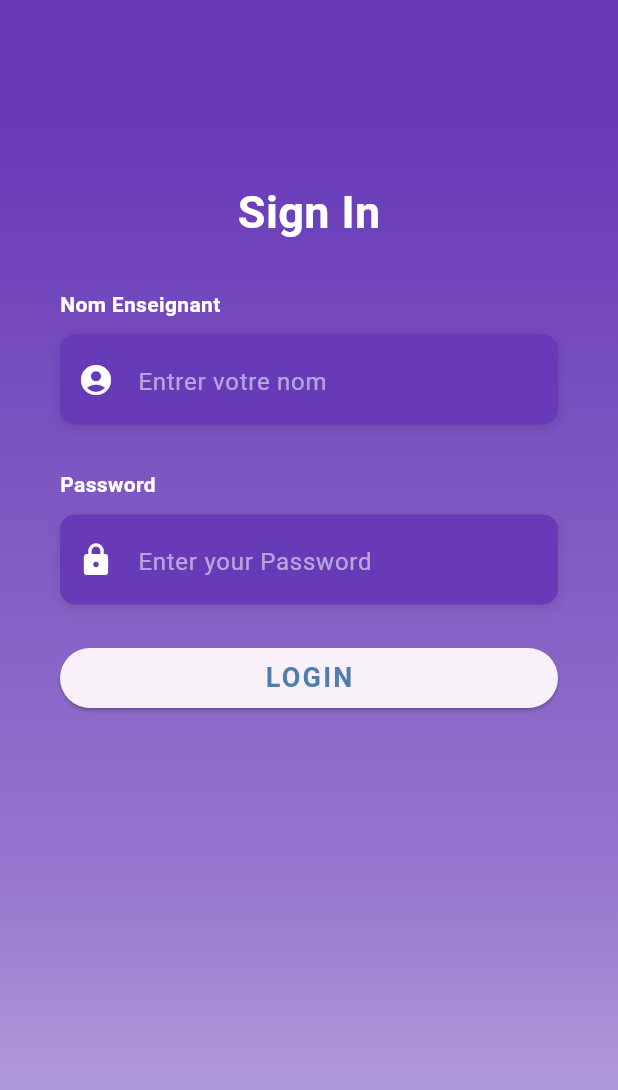
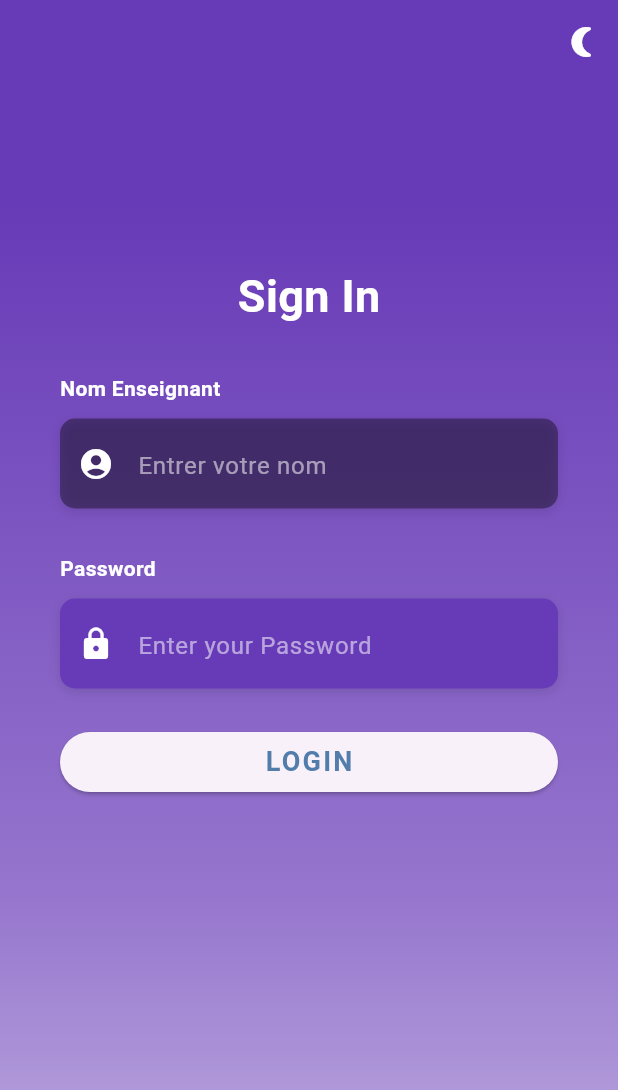
Before and after one commit to ibito23raysuken/srcapkaccesscontrol, a Flutter app: the screen it shows after launch, on a phone screen of 412 x 824 dp. Shown: the top 1090 px of the screen. Run offline on Flutter 3.47's test engine with Material 2 defaults, Android fonts, the phone set to English and light mode, and no system bars; our stand-ins replace get, shared_preferences, sqflite, vibration, wave; missing offline and left inert: qr_code_scanner; accounts and stored records are empty; Roboto replaces fonts that are missing (OpenSans).

Commit message:
change theme 2

```diff
--- a/lib/screens/login_screen.dart
+++ b/lib/screens/login_screen.dart
@@ -2,6 +2,7 @@ import 'dart:io';
 import 'package:get/get.dart';
 import 'package:flutter/material.dart';
 import 'package:flutter/services.dart';
+import '../model/color_controller.dart';
 import '../model/matiere_controller.dart';
 import '../utilities/constants.dart';
 import '../model/auth_controller.dart';
@@ -14,6 +15,7 @@ class LoginScreen extends StatefulWidget {
 class _LoginScreenState extends State<LoginScreen> {
   final AuthController authController = Get.find();
   final Matierecontroller matiereController = Get.put(Matierecontroller());
+  final ColorsController colorscontroller = Get.put(ColorsController());
   TextEditingController nomController = TextEditingController();
   TextEditingController passwordController = TextEditingController();
   bool isLoading = false;
@@ -67,7 +69,7 @@ class _LoginScreenState extends State<LoginScreen> {
         SizedBox(height: 10.0),
         Container(
           alignment: Alignment.centerLeft,
-          decoration: kBoxDecorationStyle,
+          decoration: colorscontroller.colorbool? kBoxDecorationStyle : kBoxDecorationStyle1,
           height: 60.0,
           child: TextField(
             controller: passwordController,
@@ -139,6 +141,14 @@ class _LoginScreenState extends State<LoginScreen> {
   @override
   Widget build(BuildContext context) {
     return Scaffold(
+      appBar: AppBar(
+        backgroundColor: colorscontroller.colorSelected,
+        actions: <Widget>[
+          IconButton(onPressed: ()=>{colorscontroller.changeColor(colorscontroller.colorbool),setState(() {
+            colorscontroller.colorbool;
+          })}, icon: Icon(colorscontroller.colorbool?Icons.sunny:Icons.nightlight_round,color: Colors.white,))
+        ],
+      ),
       body: AnnotatedRegion<SystemUiOverlayStyle>(
         value: SystemUiOverlayStyle.light,
         child: GestureDetector(
@@ -152,11 +162,16 @@ class _LoginScreenState extends State<LoginScreen> {
                   gradient: LinearGradient(
                     begin: Alignment.topCenter,
                     end: Alignment.bottomCenter,
-                    colors: [
+                    colors: !colorscontroller.colorbool?[
                       Color(0xFF673AB7),
                       Color(0xFF7E57C2),
                       Color(0xFF9575CD),
                       Color(0xFFB39DDB),
+                    ]:[
+                      colorscontroller.colorSelected,
+                      colorscontroller.colorSelected,
+                      colorscontroller.colorSelected,
+                      colorscontroller.colorSelected,
                     ],
                     stops: [0.1, 0.4, 0.7, 0.9],
                   ),
--- a/lib/utilities/constants.dart
+++ b/lib/utilities/constants.dart
@@ -1,5 +1,9 @@
 import 'package:flutter/material.dart';
+import 'package:get/get.dart';
+import 'package:get/get_core/src/get_main.dart';
 
+import '../model/color_controller.dart';
+final ColorsController colorscontroller = Get.put(ColorsController());
 final kHintTextStyle = TextStyle(
   color: Colors.white54,
   fontFamily: 'OpenSans',
@@ -12,7 +16,7 @@ final kLabelStyle = TextStyle(
 );
 
 final kBoxDecorationStyle = BoxDecoration(
-  color: Color(0xFF673AB7),
+  color: Colors.black38,
   borderRadius: BorderRadius.circular(10.0),
   boxShadow: [
     BoxShadow(
@@ -22,3 +26,14 @@ final kBoxDecorationStyle = BoxDecoration(
     ),
   ],
 );
+final kBoxDecorationStyle1 = BoxDecoration(
+  color: Colors.deepPurple,
+  borderRadius: BorderRadius.circular(10.0),
+  boxShadow: [
+    BoxShadow(
+      color: Colors.black12,
+      blurRadius: 6.0,
+      offset: Offset(0, 2),
+    ),
+  ],
+);
```
